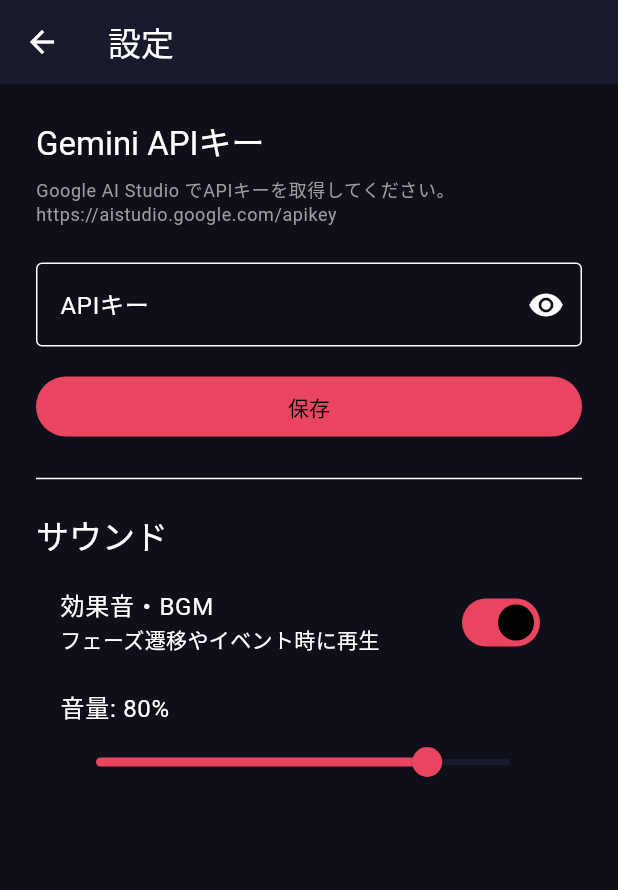
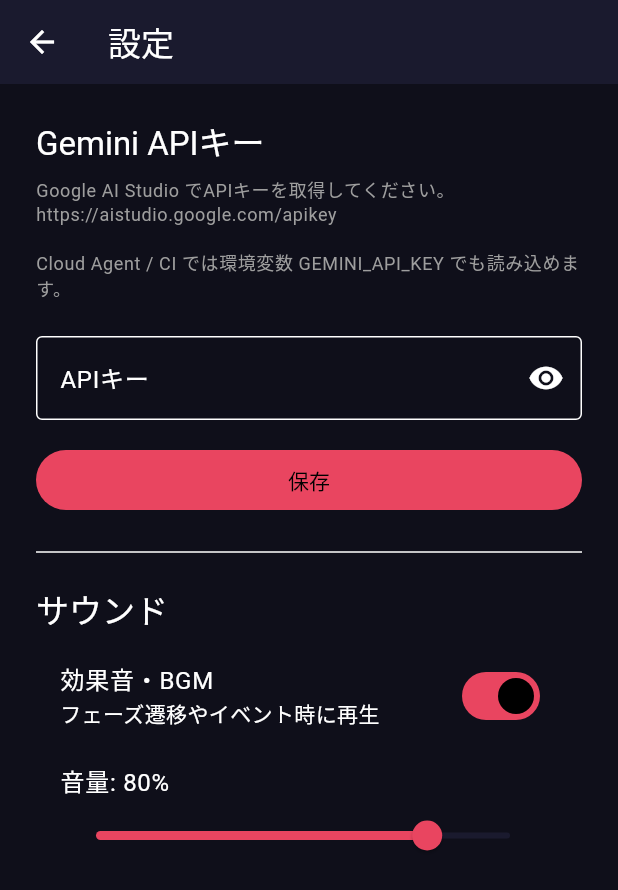
Before and after one commit to mikenekorock0000/bali, a Flutter app: the SettingsScreen screen opened directly, on a phone screen of 412 x 824 dp. Shown: the top 890 px of the screen. Run offline on Flutter 3.47's test engine with Material 3 defaults, Android fonts, the phone set to English and light mode, and no system bars; our stand-ins replace audioplayers, google_generative_ai, qr_flutter, shared_preferences, shelf, shelf_web_socket and 1 more; missing offline and left inert: network_info_plus, shelf_router, wifi_iot; accounts and stored records are empty.

Commit message:
Support GEMINI_API_KEY env var for remote/cloud testing
- Resolve API key from SharedPreferences, env var, or --dart-define
- Show env-sourced key status in settings screen
- Add tool/generate_test.dart for CLI E2E generation test

Co-authored-by: mikenekorock0000 <mikenekorock0000@users.noreply.github.com>

```diff
--- /dev/null
+++ b/madamis_app/lib/config/api_key_source.dart
@@ -0,0 +1,24 @@
+import 'env_reader_stub.dart'
+    if (dart.library.io) 'env_reader_io.dart' as env_reader;
+
+/// GEMINI_API_KEY の解決（保存値 > 環境変数 > --dart-define）
+class ApiKeySource {
+  static const envVarName = 'GEMINI_API_KEY';
+
+  static String? resolve(String? stored) {
+    if (stored != null && stored.isNotEmpty) return stored;
+
+    const fromDefine = String.fromEnvironment(envVarName);
+    if (fromDefine.isNotEmpty) return fromDefine;
+
+    return env_reader.readGeminiApiKeyFromEnv();
+  }
+
+  static bool isFromEnvironment(String? stored) {
+    if (stored != null && stored.isNotEmpty) return false;
+    const fromDefine = String.fromEnvironment(envVarName);
+    if (fromDefine.isNotEmpty) return true;
+    final fromEnv = env_reader.readGeminiApiKeyFromEnv();
+    return fromEnv != null && fromEnv.isNotEmpty;
+  }
+}
--- /dev/null
+++ b/madamis_app/lib/config/env_reader_io.dart
@@ -0,0 +1,7 @@
+import 'dart:io';
+
+String? readGeminiApiKeyFromEnv() {
+  final value = Platform.environment['GEMINI_API_KEY'];
+  if (value == null || value.isEmpty) return null;
+  return value;
+}
--- /dev/null
+++ b/madamis_app/lib/config/env_reader_stub.dart
@@ -0,0 +1 @@
+String? readGeminiApiKeyFromEnv() => null;
--- a/madamis_app/lib/screens/settings_screen.dart
+++ b/madamis_app/lib/screens/settings_screen.dart
@@ -46,14 +46,24 @@ class _SettingsScreenState extends State<SettingsScreen> {
           const SizedBox(height: 8),
           Text(
             'Google AI Studio でAPIキーを取得してください。\n'
-            'https://aistudio.google.com/apikey',
+            'https://aistudio.google.com/apikey\n\n'
+            'Cloud Agent / CI では環境変数 GEMINI_API_KEY でも読み込めます。',
             style: Theme.of(context).textTheme.bodySmall?.copyWith(color: Colors.grey),
           ),
           const SizedBox(height: 16),
           if (app.hasApiKey)
             Chip(
-              avatar: const Icon(Icons.check, size: 16),
-              label: const Text('APIキー設定済み'),
+              avatar: Icon(
+                SettingsService.instance.isApiKeyFromEnvironment
+                    ? Icons.cloud
+                    : Icons.check,
+                size: 16,
+              ),
+              label: Text(
+                SettingsService.instance.isApiKeyFromEnvironment
+                    ? 'APIキー: 環境変数 GEMINI_API_KEY'
+                    : 'APIキー設定済み',
+              ),
             ),
           const SizedBox(height: 8),
           TextField(
--- a/madamis_app/lib/services/settings_service.dart
+++ b/madamis_app/lib/services/settings_service.dart
@@ -1,4 +1,6 @@
 import 'package:shared_preferences/shared_preferences.dart';
+
+import '../config/api_key_source.dart';
 
 class SettingsService {
   SettingsService._();
@@ -8,18 +10,19 @@ class SettingsService {
   static const _soundEnabledKey = 'sound_enabled';
   static const _volumeKey = 'volume';
 
-  String? _apiKey;
+  String? _storedApiKey;
   bool _soundEnabled = true;
   double _volume = 0.8;
 
-  String? get apiKey => _apiKey;
-  bool get hasApiKey => _apiKey != null && _apiKey!.isNotEmpty;
+  String? get apiKey => ApiKeySource.resolve(_storedApiKey);
+  bool get hasApiKey => apiKey != null && apiKey!.isNotEmpty;
+  bool get isApiKeyFromEnvironment => ApiKeySource.isFromEnvironment(_storedApiKey);
   bool get soundEnabled => _soundEnabled;
   double get volume => _volume;
 
   Future<void> load() async {
     final prefs = await SharedPreferences.getInstance();
-    _apiKey = prefs.getString(_apiKeyKey);
+    _storedApiKey = prefs.getString(_apiKeyKey);
     _soundEnabled = prefs.getBool(_soundEnabledKey) ?? true;
     _volume = prefs.getDouble(_volumeKey) ?? 0.8;
   }
@@ -27,13 +30,13 @@ class SettingsService {
   Future<void> saveApiKey(String key) async {
     final prefs = await SharedPreferences.getInstance();
     await prefs.setString(_apiKeyKey, key.trim());
-    _apiKey = key.trim();
+    _storedApiKey = key.trim();
   }
 
   Future<void> clearApiKey() async {
     final prefs = await SharedPreferences.getInstance();
     await prefs.remove(_apiKeyKey);
-    _apiKey = null;
+    _storedApiKey = null;
   }
 
   Future<void> setSoundEnabled(bool enabled) async {
```
Also changed, not shown: madamis_app/tool/generate_test.dart (added, +81 -0 lines), 1 other file.
